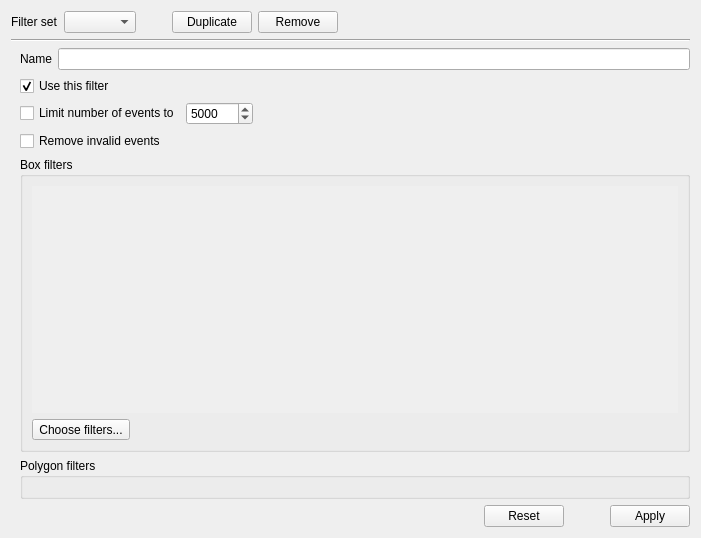
Before: the Qt Designer form shapeout2/gui/analysis/ana_filter.ui in ZELLMECHANIK-DRESDEN/ShapeOut2, drawn with Qt 5.
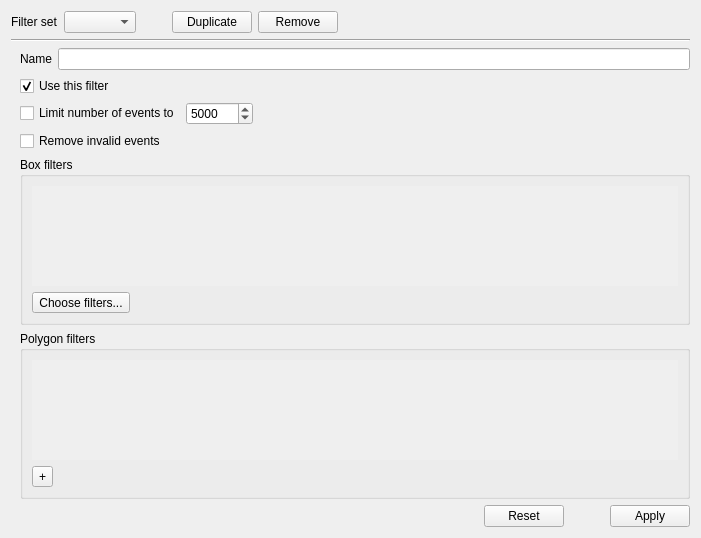
After: the same form once the commit is applied.

Commit message: added mock-up for polygon filters

What changed in the file:
```diff
--- a/shapeout2/gui/analysis/ana_filter.ui
+++ b/shapeout2/gui/analysis/ana_filter.ui
@@ -220,7 +220,7 @@
              <x>0</x>
              <y>0</y>
              <width>649</width>
-             <height>192</height>
+             <height>81</height>
             </rect>
            </property>
            <layout class="QVBoxLayout" name="verticalLayout_6">
@@ -252,10 +252,51 @@
        <property name="title">
         <string>Polygon filters</string>
        </property>
+       <property name="alignment">
+        <set>Qt::AlignLeading|Qt::AlignLeft|Qt::AlignTop</set>
+       </property>
        <layout class="QVBoxLayout" name="verticalLayout_4">
         <property name="sizeConstraint">
          <enum>QLayout::SetMinimumSize</enum>
         </property>
+        <item>
+         <widget class="QScrollArea" name="scrollArea_2">
+          <property name="frameShape">
+           <enum>QFrame::NoFrame</enum>
+          </property>
+          <property name="horizontalScrollBarPolicy">
+           <enum>Qt::ScrollBarAlwaysOff</enum>
+          </property>
+          <property name="sizeAdjustPolicy">
+           <enum>QAbstractScrollArea::AdjustToContents</enum>
+          </property>
+          <property name="widgetResizable">
+           <bool>true</bool>
+          </property>
+          <widget class="QWidget" name="scrollAreaWidgetContents_2">
+           <property name="geometry">
+            <rect>
+             <x>0</x>
+             <y>0</y>
+             <width>649</width>
+             <height>81</height>
+            </rect>
+           </property>
+           <layout class="QVBoxLayout" name="verticalLayout_7">
+            <item>
+             <layout class="QVBoxLayout" name="verticalLayout_poly"/>
+            </item>
+           </layout>
+          </widget>
+         </widget>
+        </item>
+        <item>
+         <widget class="QToolButton" name="toolButton">
+          <property name="text">
+           <string>+</string>
+          </property>
+         </widget>
+        </item>
        </layout>
       </widget>
      </item>
```
The commit also changes 8 other files.
